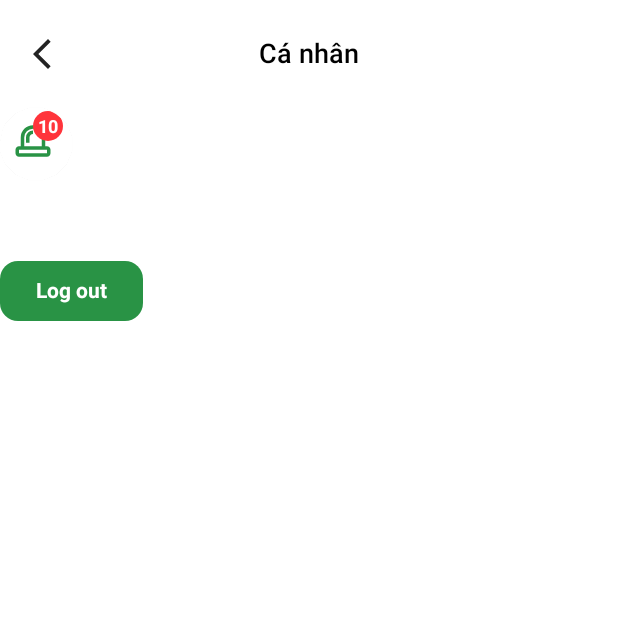
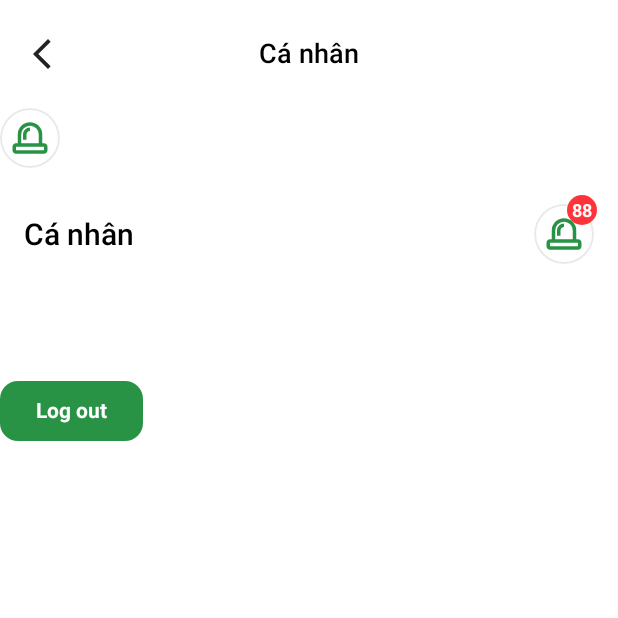
Before and after one commit to MyGreenZone/Customer-Kotlin, an Android app built with Jetpack Compose: the ProfileScreen screen opened through its navigation route, on a phone screen of 412 x 824 dp, the top half of it. Run offline under Robolectric (Android 15) with nearby library versions, the phone set to English and light mode, and no system bars.

Commit message:
create Header width badge

```diff
--- /dev/null
+++ b/app/src/main/java/com/example/greenzone_customer/components/headers/HeaderWithBadge.kt
@@ -0,0 +1,70 @@
+package com.example.greenzone_customer.components.headers
+
+import androidx.annotation.DrawableRes
+import androidx.compose.foundation.clickable
+import androidx.compose.foundation.layout.Arrangement
+import androidx.compose.foundation.layout.Row
+import androidx.compose.foundation.layout.Spacer
+import androidx.compose.foundation.layout.fillMaxWidth
+import androidx.compose.foundation.layout.padding
+import androidx.compose.foundation.layout.size
+import androidx.compose.material3.Icon
+import androidx.compose.runtime.Composable
+import androidx.compose.ui.Alignment
+import androidx.compose.ui.Modifier
+import androidx.compose.ui.res.painterResource
+import androidx.compose.ui.text.TextStyle
+import androidx.compose.ui.text.font.FontWeight
+import androidx.compose.ui.unit.dp
+import androidx.compose.ui.unit.sp
+import com.example.greenzone_customer.R
+import com.example.greenzone_customer.components.texts.TitleText
+import com.example.greenzone_customer.constants.UIKeys
+
+@Composable
+fun HeaderWithBadge(
+    title: String,
+    @DrawableRes leftIcon: Int = R.drawable.arrow_back_ios_new_24px,
+    enableLeftIcon: Boolean = false,
+    onLeftPress: () -> Unit = {},
+    enableBadge: Boolean = true
+){
+    Row(
+        modifier = Modifier
+            .fillMaxWidth(1f)
+            .padding(vertical = 24.dp, horizontal = 16.dp),
+        verticalAlignment = Alignment.CenterVertically,
+        horizontalArrangement = Arrangement.SpaceBetween,
+        content = {
+            Row (
+                verticalAlignment = Alignment.CenterVertically,
+            ){
+                if (enableLeftIcon){
+                    Icon(
+                        painter = painterResource(leftIcon),
+                        modifier = Modifier
+                            .size(24.dp)
+                            .clickable(onClick = onLeftPress),
+                        contentDescription = "Header left icon"
+                    )
+                }
+
+                TitleText(
+                    text = title,
+                    modifier = Modifier,
+                    textStyle = TextStyle(
+                        fontWeight = FontWeight.Medium,
+                        fontSize = 20.sp
+                    )
+                )
+            }
+
+
+            if (enableBadge) {
+               IconWithBadge(quantity = 88, onClick = {})
+            } else {
+                Spacer(modifier = Modifier.size(24.dp))
+            }
+        }
+    )
+}
--- a/app/src/main/java/com/example/greenzone_customer/components/headers/IconWithBadge.kt
+++ b/app/src/main/java/com/example/greenzone_customer/components/headers/IconWithBadge.kt
@@ -28,22 +28,25 @@ import com.example.greenzone_customer.ui.theme.GZColor
 
 @Composable
 fun IconWithBadge(
-    quantity: Int = 10,
+    quantity: Int = 99,
     onClick: () -> Unit = {}
 ) {
     Box(
         modifier = Modifier
-            .size(48.dp)
             .background(color = GZColor.white, shape = RoundedCornerShape(24.dp))
-            .shadow(
-                elevation = 1.dp,
-                shape = RoundedCornerShape(24.dp),
-                clip = true,
-                ambientColor = GZColor.gray700,
-                spotColor = GZColor.white
-            )
-            .clickable(onClick = onClick)
-            .padding(8.dp),
+            .clickable(onClick = onClick),
+        content = {
+            Box(
+                modifier = Modifier
+                    .size(40.dp)
+                    .shadow(elevation = 1.dp, shape = RoundedCornerShape(24.dp), ambientColor = GZColor.gray300,
+                        clip = true, spotColor = GZColor.fbBg)
+                    .border(
+                        width = 1.dp,
+                        color = GZColor.gray200,
+                        shape = RoundedCornerShape(24.dp)),
+
+                contentAlignment = Alignment.Center,
                 content = {
                     Icon(
                         painter = painterResource(R.drawable.siren_24px),
@@ -51,14 +54,19 @@ fun IconWithBadge(
                         tint = GZColor.primary,
                         modifier = Modifier
                             .size(28.dp)
+
+
                     )
+                }
+            )
+
             if (quantity < UIKeys.MAX_QUANTITY &&
                 quantity > UIKeys.MIN_QUANTITY
             ) {
                 Box(
                     modifier = Modifier
                         .size(20.dp)
-                        .absoluteOffset(x = 14.dp, y = -6.dp)
+                        .absoluteOffset(x = 22.dp, y = -6.dp)
                         .background(color = GZColor.red800, shape = RoundedCornerShape(10.dp)),
                     contentAlignment = Alignment.Center,
                     content = {
--- a/app/src/main/java/com/example/greenzone_customer/screens/bottom_navs/ProfileScreen.kt
+++ b/app/src/main/java/com/example/greenzone_customer/screens/bottom_navs/ProfileScreen.kt
@@ -13,6 +13,7 @@ import androidx.compose.ui.unit.dp
 import androidx.compose.ui.unit.sp
 import androidx.navigation.NavHostController
 import com.example.greenzone_customer.components.buttons.PrimaryButton
+import com.example.greenzone_customer.components.headers.HeaderWithBadge
 import com.example.greenzone_customer.components.headers.IconWithBadge
 import com.example.greenzone_customer.components.headers.NormalHeader
 import com.example.greenzone_customer.navigations.graph_routes.AuthRoutes
@@ -26,6 +27,7 @@ fun ProfileScreen(navController: NavHostController) {
     ) {
         NormalHeader(title = "Cá nhân")
         IconWithBadge()
+        HeaderWithBadge(title = "Cá nhân")
         PrimaryButton(
             modifier = Modifier.padding(top = 50.dp),
             title = "Log out",
```
Lines whose indentation alone changed are shown as unchanged.
